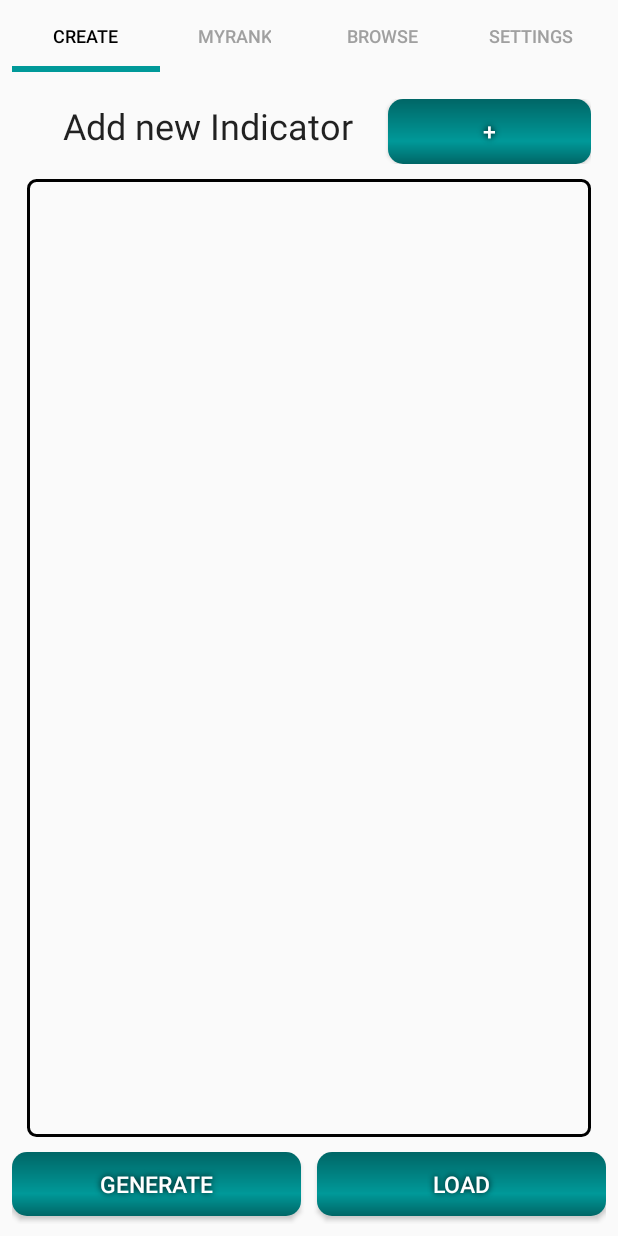
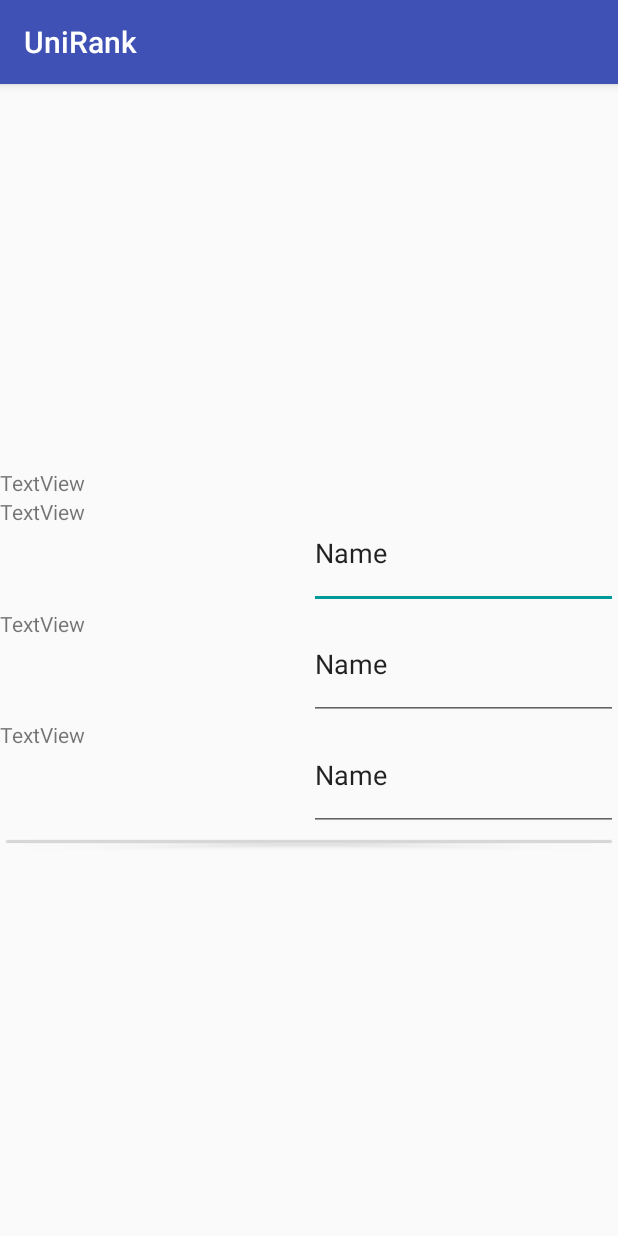
Before and after one commit to aTobyWanKenobi/uni-rank-android, an Android app: the screen it shows after launch (TabbedActivity before the commit, StartActivity after it), on a phone screen of 412 x 824 dp. Run offline under Robolectric (Android 15) with nearby library versions, the phone set to English and light mode, and no system bars.

Commit message:
polished dialogs, added spinning progress bar for rank generation, begin work on settings and startActivity

```diff
--- a/app/src/main/java/com/example/albergon/unirank/Fragments/CreateRankingFragment.java
+++ b/app/src/main/java/com/example/albergon/unirank/Fragments/CreateRankingFragment.java
@@ -171,7 +171,9 @@ public class CreateRankingFragment extends Fragment {
     private void addButtonsBehavior() {
 
         // the add indicator button shows the picking dialog
-        addIndicatorBtn.setOnClickListener(v -> interactionListener.showPickIndicatorDialog(currentSettings.keySet()));
+        addIndicatorBtn.setOnClickListener(v -> {
+            interactionListener.showPickIndicatorDialog(currentSettings.keySet());
+        });
 
         // the generate button forwards the desired settings to the result fragment which will
         // compute the aggregation
--- /dev/null
+++ b/app/src/main/java/com/example/albergon/unirank/StartActivity.java
@@ -0,0 +1,13 @@
+package com.example.albergon.unirank;
+
+import android.support.v7.app.AppCompatActivity;
+import android.os.Bundle;
+
+public class StartActivity extends AppCompatActivity {
+
+    @Override
+    protected void onCreate(Bundle savedInstanceState) {
+        super.onCreate(savedInstanceState);
+        setContentView(R.layout.activity_start);
+    }
+}
--- /dev/null
+++ b/app/src/main/res/layout/activity_start.xml
@@ -0,0 +1,138 @@
+<?xml version="1.0" encoding="utf-8"?>
+<LinearLayout
+    xmlns:android="http://schemas.android.com/apk/res/android"
+    xmlns:tools="http://schemas.android.com/tools"
+    android:layout_width="match_parent"
+    android:layout_height="match_parent"
+    tools:context="com.example.albergon.unirank.StartActivity"
+    android:orientation="vertical">
+
+    <FrameLayout
+        android:id="@+id/start_header_container"
+        android:layout_width="match_parent"
+        android:layout_height="match_parent"
+        android:layout_gravity="top"
+        android:layout_weight="1">
+
+    </FrameLayout>
+
+    <FrameLayout
+        android:id="@+id/start_content_container"
+        android:layout_width="match_parent"
+        android:layout_height="match_parent"
+        android:layout_gravity="center"
+        android:layout_weight="1">
+
+        <LinearLayout
+            android:layout_width="match_parent"
+            android:layout_height="match_parent"
+            android:orientation="vertical">
+
+            <TextView
+                android:id="@+id/add_settings_text"
+                android:layout_width="match_parent"
+                android:layout_height="wrap_content"
+                android:text="TextView" />
+
+            <LinearLayout
+                android:layout_width="match_parent"
+                android:layout_height="match_parent"
+                android:layout_weight="1"
+                android:orientation="horizontal">
+
+                <LinearLayout
+                    android:id="@+id/start_fields_txt_container"
+                    android:layout_width="match_parent"
+                    android:layout_height="match_parent"
+                    android:orientation="vertical"
+                    android:layout_weight="1">
+
+                    <TextView
+                        android:id="@+id/textView7"
+                        android:layout_width="match_parent"
+                        android:layout_height="match_parent"
+                        android:layout_weight="1"
+                        android:text="TextView"
+                        android:textAlignment="textStart" />
+
+                    <TextView
+                        android:id="@+id/textView6"
+                        android:layout_width="match_parent"
+                        android:layout_height="match_parent"
+                        android:layout_weight="1"
+                        android:text="TextView"
+                        android:textAlignment="textStart" />
+
+                    <TextView
+                        android:id="@+id/textView3"
+                        android:layout_width="match_parent"
+                        android:layout_height="match_parent"
+                        android:layout_weight="1"
+                        android:text="TextView"
+                        android:textAlignment="textStart" />
+                </LinearLayout>
+
+                <LinearLayout
+                    android:id="@+id/start_fields_edit_container"
+                    android:layout_width="match_parent"
+                    android:layout_height="match_parent"
+                    android:orientation="vertical"
+                    android:layout_weight="1">
+
+                    <EditText
+                        android:id="@+id/editText3"
+                        android:layout_width="match_parent"
+                        android:layout_height="match_parent"
+                        android:ems="10"
+                        android:inputType="textPersonName"
+                        android:text="Name"
+                        android:layout_weight="1"
+                        />
+
+                    <EditText
+                        android:id="@+id/editText2"
+                        android:layout_width="match_parent"
+                        android:layout_height="match_parent"
+                        android:ems="10"
+                        android:inputType="textPersonName"
+                        android:text="Name"
+                        android:layout_weight="1"/>
+
+                    <EditText
+                        android:id="@+id/editText"
+                        android:layout_width="match_parent"
+                        android:layout_height="match_parent"
+                        android:ems="10"
+                        android:inputType="textPersonName"
+                        android:text="Name"
+                        android:layout_weight="1"/>
+                </LinearLayout>
+            </LinearLayout>
+
+            <LinearLayout
+                android:layout_width="match_parent"
+                android:layout_height="wrap_content"
+                android:layout_weight="1"
+                android:orientation="horizontal">
+
+                <Button
+                    android:id="@+id/save_settings"
+                    android:layout_width="wrap_content"
+                    android:layout_height="wrap_content"
+                    android:layout_weight="1"
+                    android:text="Button" />
+            </LinearLayout>
+
+        </LinearLayout>
+
+    </FrameLayout>
+
+    <FrameLayout
+        android:id="@+id/start_bottom_container"
+        android:layout_width="match_parent"
+        android:layout_height="match_parent"
+        android:layout_gravity="bottom"
+        android:layout_weight="1">
+
+    </FrameLayout>
+</LinearLayout>
--- a/app/src/main/res/layout/create_ranking_fragment.xml
+++ b/app/src/main/res/layout/create_ranking_fragment.xml
@@ -61,7 +61,9 @@
         android:layout_height="wrap_content"
         android:layout_gravity="bottom"
         android:layout_weight="1"
-        android:orientation="horizontal">
+        android:orientation="horizontal"
+        android:layout_marginRight="10dp"
+        android:layout_marginLeft="10dp">
 
         <Button
             android:textAppearance="@style/ButtonTextAppearance"
--- a/app/src/main/res/layout/fragment_my_rankings.xml
+++ b/app/src/main/res/layout/fragment_my_rankings.xml
@@ -12,15 +12,13 @@
         android:layout_width="match_parent"
         android:layout_height="300dp"
         android:clickable="true"
-        android:layout_alignParentLeft="true"
-        android:layout_alignParentStart="true"
-        android:layout_alignParentTop="true"
         android:layout_marginBottom="8dp"
         android:layout_marginEnd="8dp"
         android:layout_marginLeft="8dp"
         android:layout_marginRight="8dp"
         android:layout_marginStart="8dp"
-        android:layout_marginTop="8dp" />
+        android:layout_marginTop="8dp"
+        android:layout_weight="10"/>
 
     <LinearLayout
         android:id="@+id/save_informations_box"
```
Also changed, not shown: app/src/main/AndroidManifest.xml (+7 -0 lines), app/src/main/java/com/example/albergon/unirank/Fragments/ResultAggregationFragment.java (+85 -20 lines), app/src/main/res/drawable/rectangle_blue_border.xml (added, +8 -0 lines), app/src/main/res/layout/fragment_choose_indicators_dialog.xml (+27 -6 lines), app/src/main/res/layout/fragment_choose_load_dialog.xml (+24 -6 lines), app/src/main/res/layout/pick_load_list_cell.xml (+9 -3 lines), app/src/main/res/layout/result_ranking_fragment.xml (+35 -4 lines).
